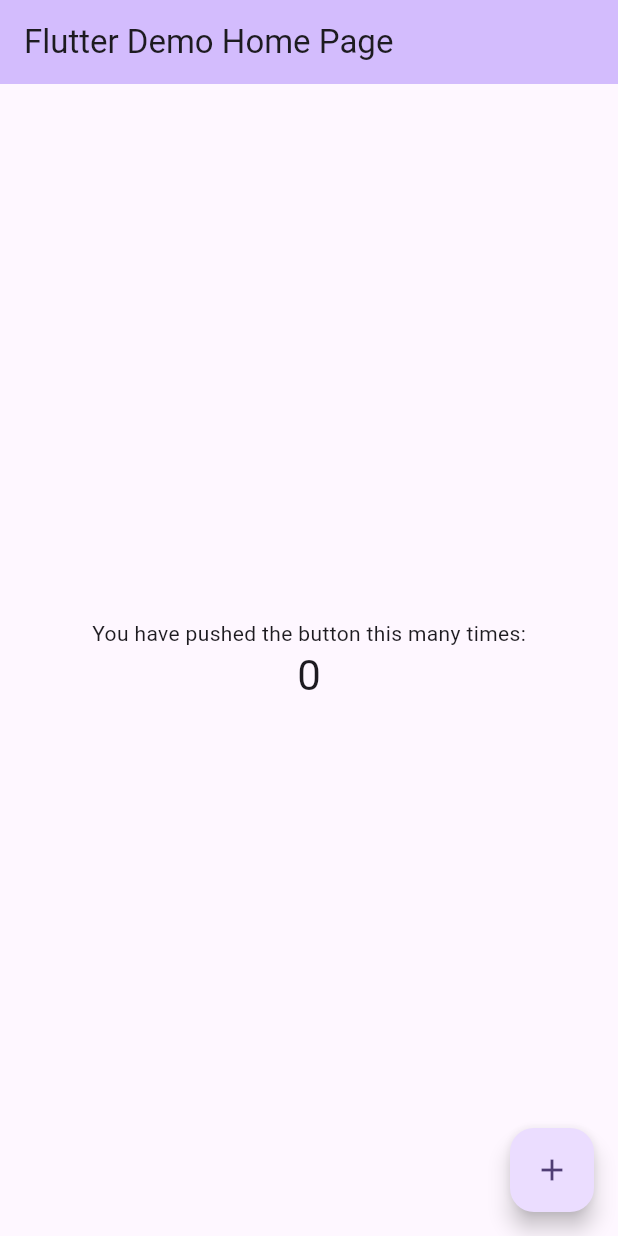
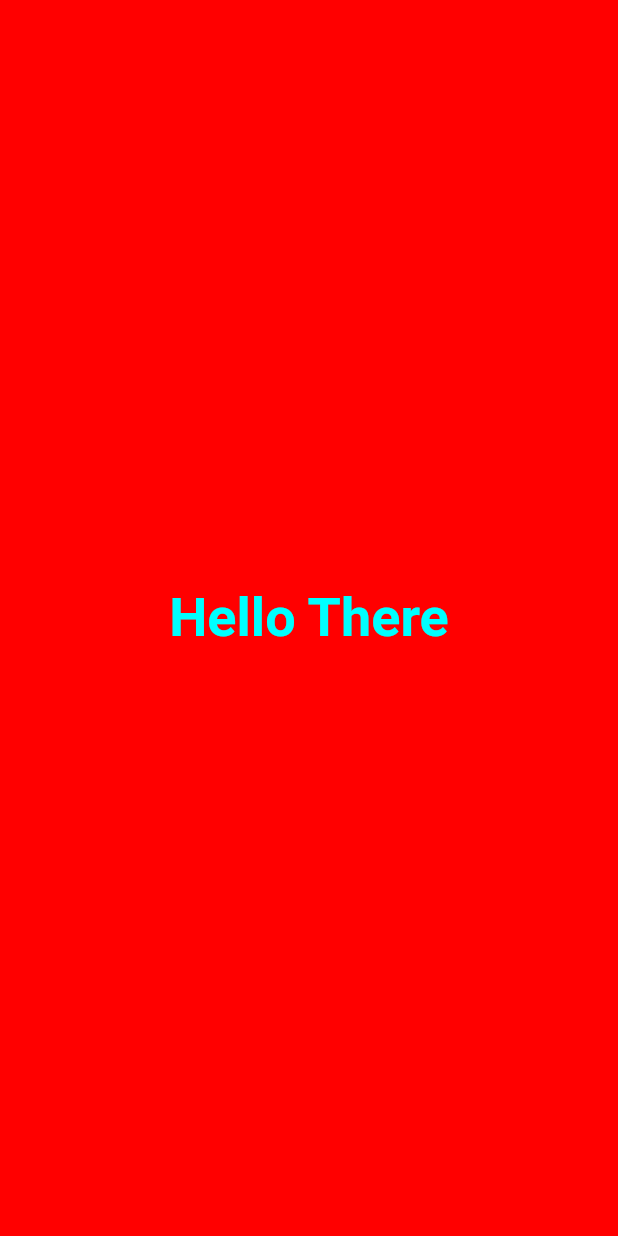
Before and after one commit to artem-petrushenko/SolidSoftware, a Flutter app: the screen it shows after launch, on a phone screen of 412 x 824 dp. Run offline on Flutter 3.47's test engine with Material 2 defaults, Android fonts, the phone set to English and light mode, and no system bars.

Commit message:
Added the ability to change the color of a shape when clicked and change the text color accordingly

```diff
--- a/analysis_options.yaml
+++ b/analysis_options.yaml
@@ -1,28 +1,6 @@
-# This file configures the analyzer, which statically analyzes Dart code to
-# check for errors, warnings, and lints.
-#
-# The issues identified by the analyzer are surfaced in the UI of Dart-enabled
-# IDEs (https://dart.dev/tools#ides-and-editors). The analyzer can also be
-# invoked from the command line by running `flutter analyze`.
-
-# The following line activates a set of recommended lints for Flutter apps,
-# packages, and plugins designed to encourage good coding practices.
 include: package:flutter_lints/flutter.yaml
 
 linter:
-  # The lint rules applied to this project can be customized in the
-  # section below to disable rules from the `package:flutter_lints/flutter.yaml`
-  # included above or to enable additional rules. A list of all available lints
-  # and their documentation is published at https://dart.dev/lints.
-  #
-  # Instead of disabling a lint rule for the entire project in the
-  # section below, it can also be suppressed for a single line of code
-  # or a specific dart file by using the `// ignore: name_of_lint` and
-  # `// ignore_for_file: name_of_lint` syntax on the line or in the file
-  # producing the lint.
   rules:
-    # avoid_print: false  # Uncomment to disable the `avoid_print` rule
-    # prefer_single_quotes: true  # Uncomment to enable the `prefer_single_quotes` rule
-
-# Additional information about this file can be found at
-# https://dart.dev/guides/language/analysis-options
+     avoid_print: true  # Uncomment to disable the `avoid_print` rule
+     prefer_single_quotes: true  # Uncomment to enable the `prefer_single_quotes` rule
--- a/lib/main.dart
+++ b/lib/main.dart
@@ -1,125 +1,9 @@
+import 'dart:async';
+
 import 'package:flutter/material.dart';
 
-void main() {
-  runApp(const MyApp());
-}
+import 'package:solid_software/src/app.dart';
 
-class MyApp extends StatelessWidget {
-  const MyApp({super.key});
-
-  // This widget is the root of your application.
-  @override
-  Widget build(BuildContext context) {
-    return MaterialApp(
-      title: 'Flutter Demo',
-      theme: ThemeData(
-        // This is the theme of your application.
-        //
-        // TRY THIS: Try running your application with "flutter run". You'll see
-        // the application has a blue toolbar. Then, without quitting the app,
-        // try changing the seedColor in the colorScheme below to Colors.green
-        // and then invoke "hot reload" (save your changes or press the "hot
-        // reload" button in a Flutter-supported IDE, or press "r" if you used
-        // the command line to start the app).
-        //
-        // Notice that the counter didn't reset back to zero; the application
-        // state is not lost during the reload. To reset the state, use hot
-        // restart instead.
-        //
-        // This works for code too, not just values: Most code changes can be
-        // tested with just a hot reload.
-        colorScheme: ColorScheme.fromSeed(seedColor: Colors.deepPurple),
-        useMaterial3: true,
-      ),
-      home: const MyHomePage(title: 'Flutter Demo Home Page'),
-    );
-  }
-}
-
-class MyHomePage extends StatefulWidget {
-  const MyHomePage({super.key, required this.title});
-
-  // This widget is the home page of your application. It is stateful, meaning
-  // that it has a State object (defined below) that contains fields that affect
-  // how it looks.
-
-  // This class is the configuration for the state. It holds the values (in this
-  // case the title) provided by the parent (in this case the App widget) and
-  // used by the build method of the State. Fields in a Widget subclass are
-  // always marked "final".
-
-  final String title;
-
-  @override
-  State<MyHomePage> createState() => _MyHomePageState();
-}
-
-class _MyHomePageState extends State<MyHomePage> {
-  int _counter = 0;
-
-  void _incrementCounter() {
-    setState(() {
-      // This call to setState tells the Flutter framework that something has
-      // changed in this State, which causes it to rerun the build method below
-      // so that the display can reflect the updated values. If we changed
-      // _counter without calling setState(), then the build method would not be
-      // called again, and so nothing would appear to happen.
-      _counter++;
-    });
-  }
-
-  @override
-  Widget build(BuildContext context) {
-    // This method is rerun every time setState is called, for instance as done
-    // by the _incrementCounter method above.
-    //
-    // The Flutter framework has been optimized to make rerunning build methods
-    // fast, so that you can just rebuild anything that needs updating rather
-    // than having to individually change instances of widgets.
-    return Scaffold(
-      appBar: AppBar(
-        // TRY THIS: Try changing the color here to a specific color (to
-        // Colors.amber, perhaps?) and trigger a hot reload to see the AppBar
-        // change color while the other colors stay the same.
-        backgroundColor: Theme.of(context).colorScheme.inversePrimary,
-        // Here we take the value from the MyHomePage object that was created by
-        // the App.build method, and use it to set our appbar title.
-        title: Text(widget.title),
-      ),
-      body: Center(
-        // Center is a layout widget. It takes a single child and positions it
-        // in the middle of the parent.
-        child: Column(
-          // Column is also a layout widget. It takes a list of children and
-          // arranges them vertically. By default, it sizes itself to fit its
-          // children horizontally, and tries to be as tall as its parent.
-          //
-          // Column has various properties to control how it sizes itself and
-          // how it positions its children. Here we use mainAxisAlignment to
-          // center the children vertically; the main axis here is the vertical
-          // axis because Columns are vertical (the cross axis would be
-          // horizontal).
-          //
-          // TRY THIS: Invoke "debug painting" (choose the "Toggle Debug Paint"
-          // action in the IDE, or press "p" in the console), to see the
-          // wireframe for each widget.
-          mainAxisAlignment: MainAxisAlignment.center,
-          children: <Widget>[
-            const Text(
-              'You have pushed the button this many times:',
-            ),
-            Text(
-              '$_counter',
-              style: Theme.of(context).textTheme.headlineMedium,
-            ),
-          ],
-        ),
-      ),
-      floatingActionButton: FloatingActionButton(
-        onPressed: _incrementCounter,
-        tooltip: 'Increment',
-        child: const Icon(Icons.add),
-      ), // This trailing comma makes auto-formatting nicer for build methods.
-    );
-  }
-}
+void main() => runZonedGuarded(() async {
+      runApp(const App());
+    }, (error, stack) {});
--- /dev/null
+++ b/lib/src/app.dart
@@ -0,0 +1,20 @@
+import 'package:flutter/material.dart';
+
+import 'package:solid_software/src/feature/rainbow/widget/rainbow_view.dart';
+
+class App extends StatelessWidget {
+  const App({super.key});
+
+  // This widget is the root of your application.
+  @override
+  Widget build(BuildContext context) {
+    return MaterialApp(
+      title: 'Flutter Demo',
+      theme: ThemeData(
+        colorScheme: ColorScheme.fromSeed(seedColor: Colors.deepPurple),
+        useMaterial3: true,
+      ),
+      home: const RainbowView(),
+    );
+  }
+}
--- /dev/null
+++ b/lib/src/feature/rainbow/widget/rainbow_view.dart
@@ -0,0 +1,71 @@
+import 'dart:math';
+
+import 'package:flutter/material.dart';
+
+class RainbowView extends StatelessWidget {
+  const RainbowView({super.key});
+
+  @override
+  Widget build(BuildContext context) {
+    return const Scaffold(
+      body: AnimatedContainerExample(),
+    );
+  }
+}
+
+class AnimatedContainerExample extends StatefulWidget {
+  const AnimatedContainerExample({super.key});
+
+  @override
+  State<AnimatedContainerExample> createState() =>
+      _AnimatedContainerExampleState();
+}
+
+class _AnimatedContainerExampleState extends State<AnimatedContainerExample> {
+  int color = 0xFFFF0000;
+  int textColor = 0xFF00FFFF;
+  final Random random = Random();
+
+  @override
+  Widget build(BuildContext context) {
+    return GestureDetector(
+      onTap: () {
+        setState(() {
+          const alpha = 255;
+          final red = random.nextInt(256);
+          final green = random.nextInt(256);
+          final blue = random.nextInt(256);
+
+          color = (alpha << 24) | (red << 16) | (green << 8) | blue;
+
+          final invertedRed = 255 - red;
+          final invertedGreen = 255 - green;
+          final invertedBlue = 255 - blue;
+
+          textColor = (alpha << 24) |
+              (invertedRed << 16) |
+              (invertedGreen << 8) |
+              invertedBlue;
+        });
+      },
+      child: AnimatedContainer(
+        width: MediaQuery.of(context).size.width,
+        height: MediaQuery.of(context).size.height,
+        color: Color(color),
+        alignment: Alignment.center,
+        duration: const Duration(seconds: 2),
+        curve: Curves.fastOutSlowIn,
+        child: AnimatedDefaultTextStyle(
+          style: TextStyle(
+            color: Color(textColor),
+            fontWeight: FontWeight.w700,
+            fontSize: 36.0,
+          ),
+          duration: const Duration(seconds: 2),
+          curve: Curves.fastOutSlowIn,
+          child: const Text('Hello There'),
+        ),
+      ),
+    );
+  }
+}
```
Also changed, not shown: pubspec.yaml (+2 -70 lines), pubspec.lock, 1 other file.
